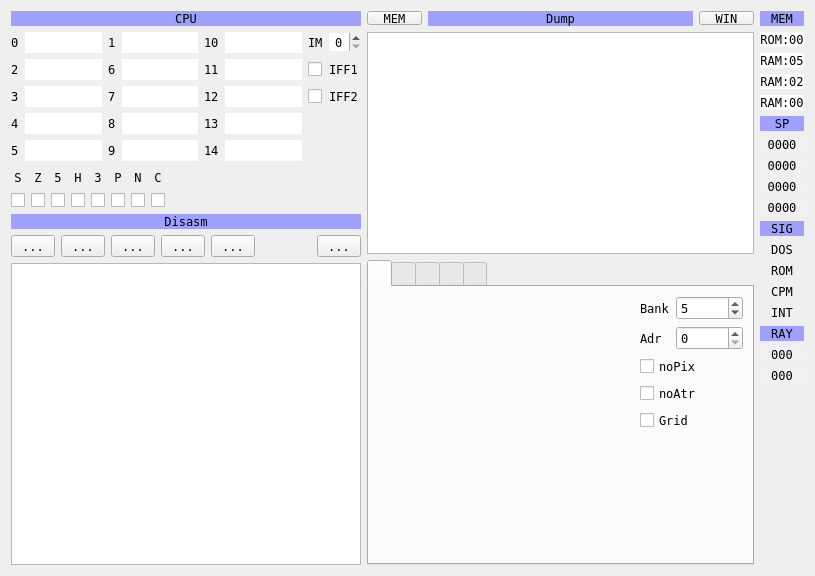
This is ui/debuger.ui in samstyle/Xpeccy as Qt 5 draws it before an edit. The edited form follows.
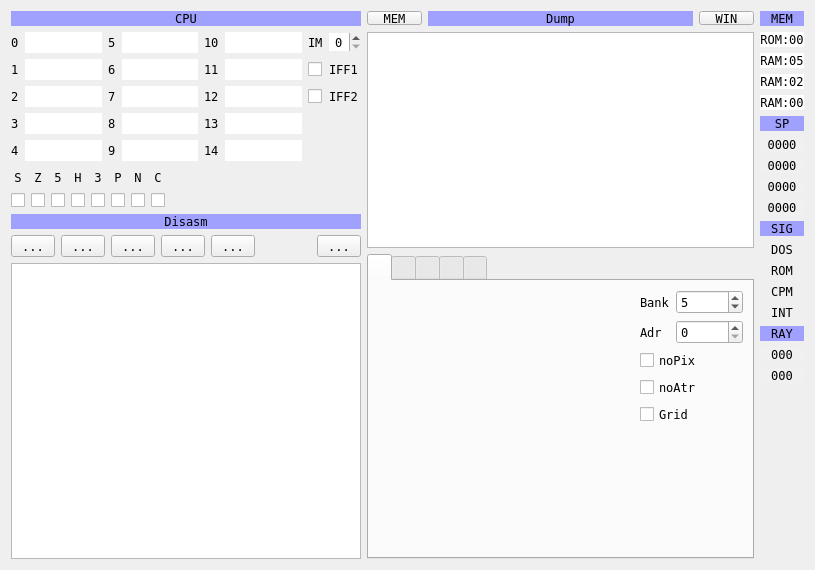
This is the edited form. Icons and pictures are not drawn. Custom widgets are drawn as their Qt base class.

The edit to the form file:
```diff
--- a/ui/debuger.ui
+++ b/ui/debuger.ui
@@ -9,8 +9,8 @@
    <rect>
     <x>0</x>
     <y>0</y>
-    <width>811</width>
-    <height>576</height>
+    <width>809</width>
+    <height>570</height>
    </rect>
   </property>
   <property name="font">
@@ -74,7 +74,7 @@
         </widget>
        </item>
        <item row="3" column="1">
-        <widget class="QLineEdit" name="editReg04">
+        <widget class="QLineEdit" name="editReg03">
          <property name="inputMask">
           <string>HHHH</string>
          </property>
@@ -87,7 +87,7 @@
         </widget>
        </item>
        <item row="4" column="1">
-        <widget class="QLineEdit" name="editReg05">
+        <widget class="QLineEdit" name="editReg04">
          <property name="inputMask">
           <string>HHHH</string>
          </property>
@@ -113,7 +113,7 @@
         </widget>
        </item>
        <item row="0" column="3">
-        <widget class="QLineEdit" name="editReg01">
+        <widget class="QLineEdit" name="editReg05">
          <property name="inputMask">
           <string>HHHH</string>
          </property>
@@ -152,9 +152,9 @@
         </widget>
        </item>
        <item row="1" column="0">
-        <widget class="QLabel" name="labReg02">
+        <widget class="QLabel" name="labReg01">
          <property name="text">
-          <string>2</string>
+          <string>1</string>
          </property>
         </widget>
        </item>
@@ -166,9 +166,9 @@
         </widget>
        </item>
        <item row="2" column="0">
-        <widget class="QLabel" name="labReg03">
+        <widget class="QLabel" name="labReg02">
          <property name="text">
-          <string>3</string>
+          <string>2</string>
          </property>
         </widget>
        </item>
@@ -180,7 +180,7 @@
         </widget>
        </item>
        <item row="1" column="1">
-        <widget class="QLineEdit" name="editReg02">
+        <widget class="QLineEdit" name="editReg01">
          <property name="inputMask">
           <string>HHHH</string>
          </property>
@@ -200,7 +200,7 @@
         </widget>
        </item>
        <item row="2" column="1">
-        <widget class="QLineEdit" name="editReg03">
+        <widget class="QLineEdit" name="editReg02">
          <property name="inputMask">
           <string>HHHH</string>
          </property>
@@ -253,19 +253,19 @@
         </widget>
        </item>
        <item row="0" column="2">
-        <widget class="QLabel" name="labReg01">
-         <property name="text">
-          <string>1</string>
-         </property>
-        </widget>
-       </item>
-       <item row="4" column="0">
         <widget class="QLabel" name="labReg05">
          <property name="text">
           <string>5</string>
          </property>
         </widget>
        </item>
+       <item row="4" column="0">
+        <widget class="QLabel" name="labReg04">
+         <property name="text">
+          <string>4</string>
+         </property>
+        </widget>
+       </item>
        <item row="2" column="6">
         <widget class="QCheckBox" name="flagIFF2">
          <property name="text">
@@ -314,9 +314,9 @@
         </widget>
        </item>
        <item row="3" column="0">
-        <widget class="QLabel" name="labReg04">
+        <widget class="QLabel" name="labReg03">
          <property name="text">
-          <string>4</string>
+          <string>3</string>
          </property>
         </widget>
        </item>
```
Left out of the diff: 66 changed lines with no effect on the pictures.
